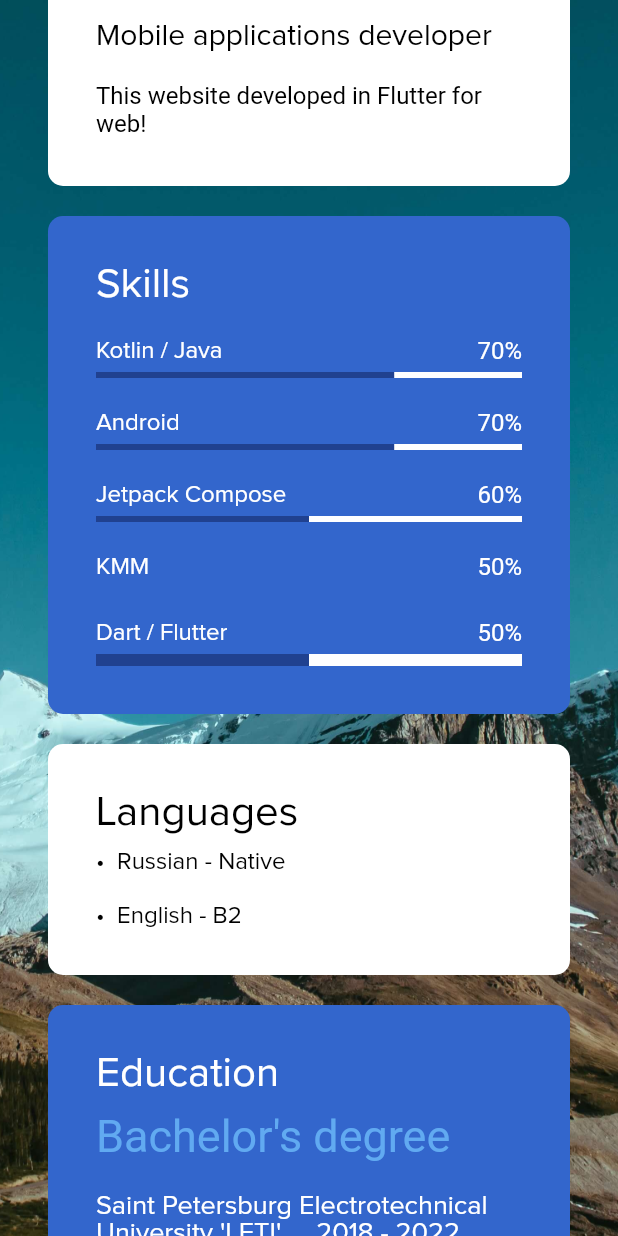
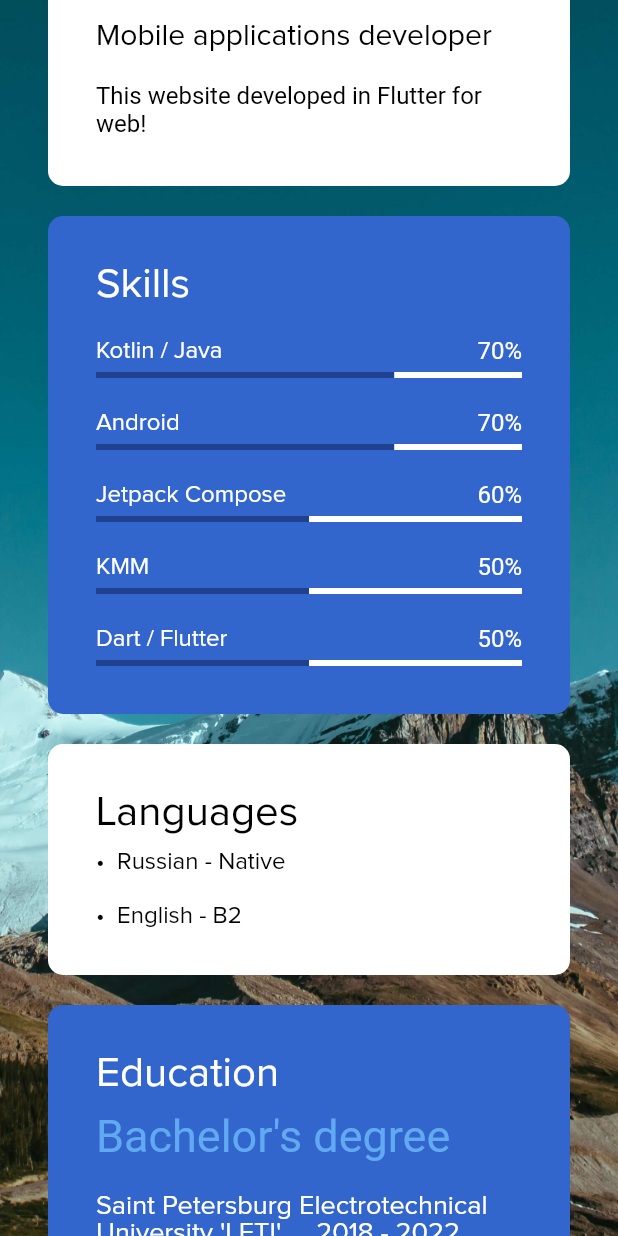
Before and after one commit to po4yka/flutter-resume, a Flutter app: the screen it shows after launch, scrolled down 576 dp, on a phone screen of 412 x 824 dp. Run offline on Flutter 3.47's test engine with Material 2 defaults, Android fonts, the phone set to English and light mode, and no system bars; missing offline and left inert: dart:js.

```diff
--- a/lib/screens/desktop_screen.dart
+++ b/lib/screens/desktop_screen.dart
@@ -190,7 +190,7 @@ class _DesktopScreenState extends State<DesktopScreen> {
               fontFamilyName: proxima,
               textAlign: TextAlign.center,
               textSize: 16,
-              text: 'Copyright © 2020 My Flutter Profile',
+              text: 'Copyright © 2022 My Flutter Profile',
             ),
             SizedBox(
               height: 70,
--- a/lib/widgets/skills_widget.dart
+++ b/lib/widgets/skills_widget.dart
@@ -106,6 +106,10 @@ class SkillsWidget extends StatelessWidget {
             ],
           ),
         ),
+        LinearProgressIndicator(
+            value: 0.5,
+            backgroundColor: Colors.white,
+            valueColor: new AlwaysStoppedAnimation<Color>(Color(0xff204190))),
         Padding(
           padding: const EdgeInsets.only(top: 20, bottom: 5),
           child: Row(
@@ -128,10 +132,6 @@ class SkillsWidget extends StatelessWidget {
         LinearProgressIndicator(
             value: 0.5,
             backgroundColor: Colors.white,
-            valueColor: new AlwaysStoppedAnimation<Color>(Color(0xff204190))),
-        LinearProgressIndicator(
-            value: 0.5,
-            backgroundColor: Colors.white,
             valueColor: new AlwaysStoppedAnimation<Color>(Color(0xff204190)))
       ],
     );
```
